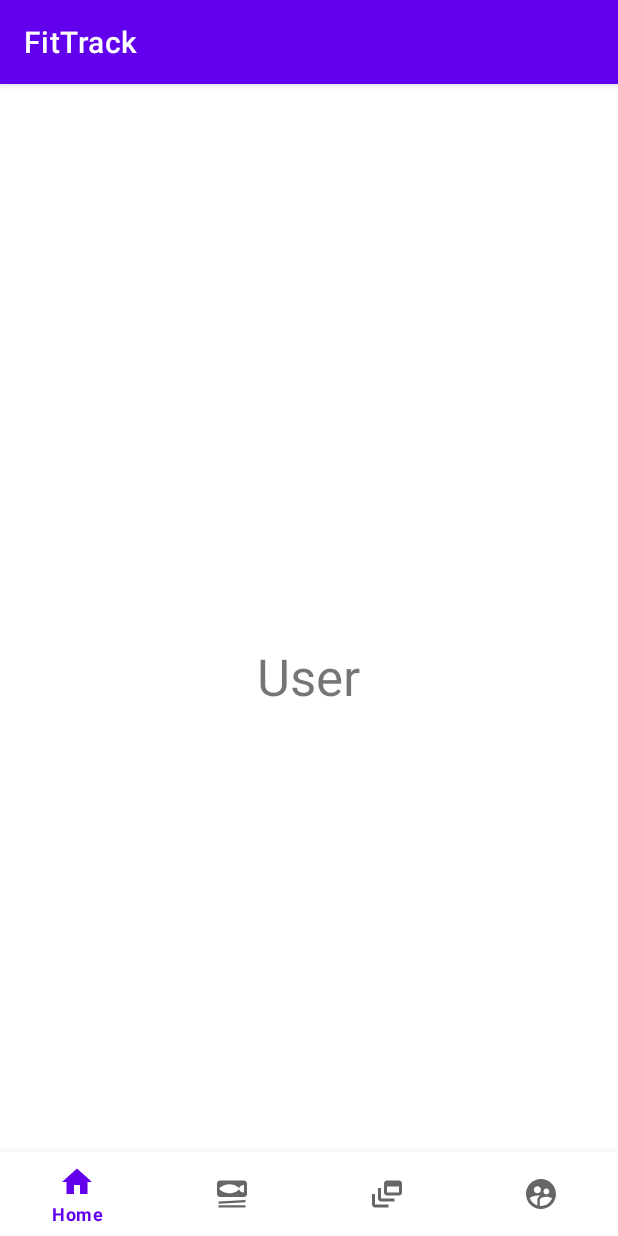
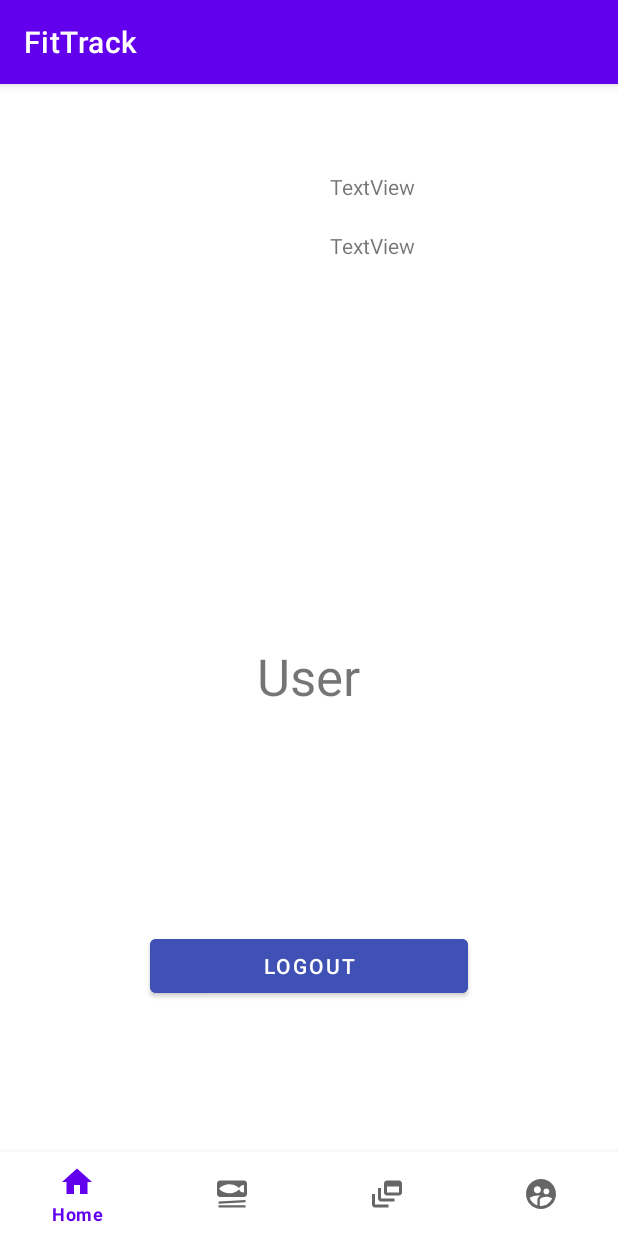
Before and after one commit to FItTracker-Group/FitTrack, an Android app: the fragment UserFragment placed in its activity, on a phone screen of 412 x 824 dp. Run offline under Robolectric (Android 15) with nearby library versions, the phone set to English and light mode, and no system bars; libraries missing offline, so code that uses them is left out: com.parse; 3 statements that could not run were skipped.

Commit message:
yi_branch update: userfragment update

```diff
--- a/app/src/main/java/com/codepath/fittrack/fragments/UserFragment.java
+++ b/app/src/main/java/com/codepath/fittrack/fragments/UserFragment.java
@@ -1,5 +1,6 @@
 package com.codepath.fittrack.fragments;
 
+import android.content.Intent;
 import android.os.Bundle;
 
 import androidx.annotation.NonNull;
@@ -9,9 +10,14 @@ import androidx.fragment.app.Fragment;
 import android.view.LayoutInflater;
 import android.view.View;
 import android.view.ViewGroup;
+import android.widget.Button;
 import android.widget.TextView;
 
+import com.codepath.fittrack.LoginActivity;
 import com.codepath.fittrack.R;
+import com.parse.ParseUser;
+
+import org.w3c.dom.Text;
 
 /**
  * A simple {@link Fragment} subclass.
@@ -20,17 +26,10 @@ import com.codepath.fittrack.R;
  */
 public class UserFragment extends Fragment {
 
-
-    private TextView tvUser;
-
-    // TODO: Rename parameter arguments, choose names that match
-    // the fragment initialization parameters, e.g. ARG_ITEM_NUMBER
-    private static final String ARG_PARAM1 = "param1";
-    private static final String ARG_PARAM2 = "param2";
-
-    // TODO: Rename and change types of parameters
-    private String mParam1;
-    private String mParam2;
+    private TextView tvProfileName;
+    private TextView tvProfileDescription;
+    private TextView ivProfileImage;
+    private Button btnLogout;
 
     public UserFragment() {
         // Required empty public constructor
@@ -48,8 +47,6 @@ public class UserFragment extends Fragment {
     public static UserFragment newInstance(String param1, String param2) {
         UserFragment fragment = new UserFragment();
         Bundle args = new Bundle();
-        args.putString(ARG_PARAM1, param1);
-        args.putString(ARG_PARAM2, param2);
         fragment.setArguments(args);
         return fragment;
     }
@@ -57,22 +54,44 @@ public class UserFragment extends Fragment {
     @Override
     public void onCreate(Bundle savedInstanceState) {
         super.onCreate(savedInstanceState);
-        if (getArguments() != null) {
-            mParam1 = getArguments().getString(ARG_PARAM1);
-            mParam2 = getArguments().getString(ARG_PARAM2);
-        }
+
     }
 
     @Override
-    public View onCreateView(LayoutInflater inflater, ViewGroup container,
-                             Bundle savedInstanceState) {
+    public View onCreateView(LayoutInflater inflater, ViewGroup container, Bundle savedInstanceState) {
         // Inflate the layout for this fragment
         return inflater.inflate(R.layout.fragment_user, container, false);
+
     }
 
     @Override
     public void onViewCreated(@NonNull View view, @Nullable Bundle savedInstanceState) {
         super.onViewCreated(view, savedInstanceState);
-        tvUser = view.findViewById(R.id.tvUser);
+        tvProfileName = view.findViewById(R.id.tvProfileName);
+
+        //variables that have not been used due to not having a backend holder/variable/info
+        tvProfileDescription = view.findViewById(R.id.tvProfileDescription);
+        ivProfileImage = view.findViewById(R.id.ivProfileImage);
+
+        //sets the profile name to username
+        tvProfileName.setText(ParseUser.getCurrentUser().getUsername());
+
+        //onclick listener to log user out not complete
+        btnLogout.setOnClickListener(new View.OnClickListener() {
+            @Override
+            public void onClick(View view) {
+                goLoginActivity(view);
+            }
+        });
+
+
+    }
+
+    private void goLoginActivity(View view) {
+        //TODO:figure out why finish isn't working
+        ParseUser.logOut();
+        Intent i= new Intent(view.getContext(), LoginActivity.class);
+        startActivity(i);
+        //finish();
     }
 }
--- a/app/src/main/res/layout/fragment_user.xml
+++ b/app/src/main/res/layout/fragment_user.xml
@@ -1,5 +1,6 @@
 <?xml version="1.0" encoding="utf-8"?>
 <RelativeLayout xmlns:android="http://schemas.android.com/apk/res/android"
+    xmlns:app="http://schemas.android.com/apk/res-auto"
     xmlns:tools="http://schemas.android.com/tools"
     android:layout_width="match_parent"
     android:layout_height="match_parent"
@@ -18,4 +19,52 @@
         android:text="User"
         android:textSize="34sp" />
 
+    <Button
+        android:id="@+id/btnLogout"
+        android:layout_width="match_parent"
+        android:layout_height="wrap_content"
+        android:layout_alignParentStart="true"
+        android:layout_alignParentEnd="true"
+        android:layout_alignParentBottom="true"
+        android:layout_marginStart="100dp"
+        android:layout_marginEnd="100dp"
+        android:layout_marginBottom="100dp"
+        android:backgroundTint="#3F51B5"
+        android:text="Logout" />
+
+    <ImageView
+        android:id="@+id/ivProfileImage"
+        android:layout_width="180dp"
+        android:layout_height="180dp"
+        android:layout_alignParentStart="true"
+        android:layout_alignParentTop="true"
+        android:layout_marginStart="20dp"
+        android:layout_marginTop="20dp"
+        tools:src="@tools:sample/avatars" />
+
+    <TextView
+        android:id="@+id/tvProfileName"
+        android:layout_width="wrap_content"
+        android:layout_height="wrap_content"
+        android:layout_alignParentTop="true"
+        android:layout_alignParentEnd="true"
+        android:layout_marginStart="20dp"
+        android:layout_marginTop="20dp"
+        android:layout_toEndOf="@+id/ivProfileImage"
+        android:text="TextView"
+        tools:text="name?" />
+
+    <TextView
+        android:id="@+id/tvProfileDescription"
+        android:layout_width="176dp"
+        android:layout_height="115dp"
+        android:layout_below="@+id/tvProfileName"
+        android:layout_alignParentEnd="true"
+        android:layout_marginStart="20dp"
+        android:layout_marginTop="20dp"
+        android:layout_marginEnd="20dp"
+        android:layout_toEndOf="@+id/ivProfileImage"
+        android:text="TextView"
+        tools:text="a long or short description about themselves" />
+
 </RelativeLayout>
```
